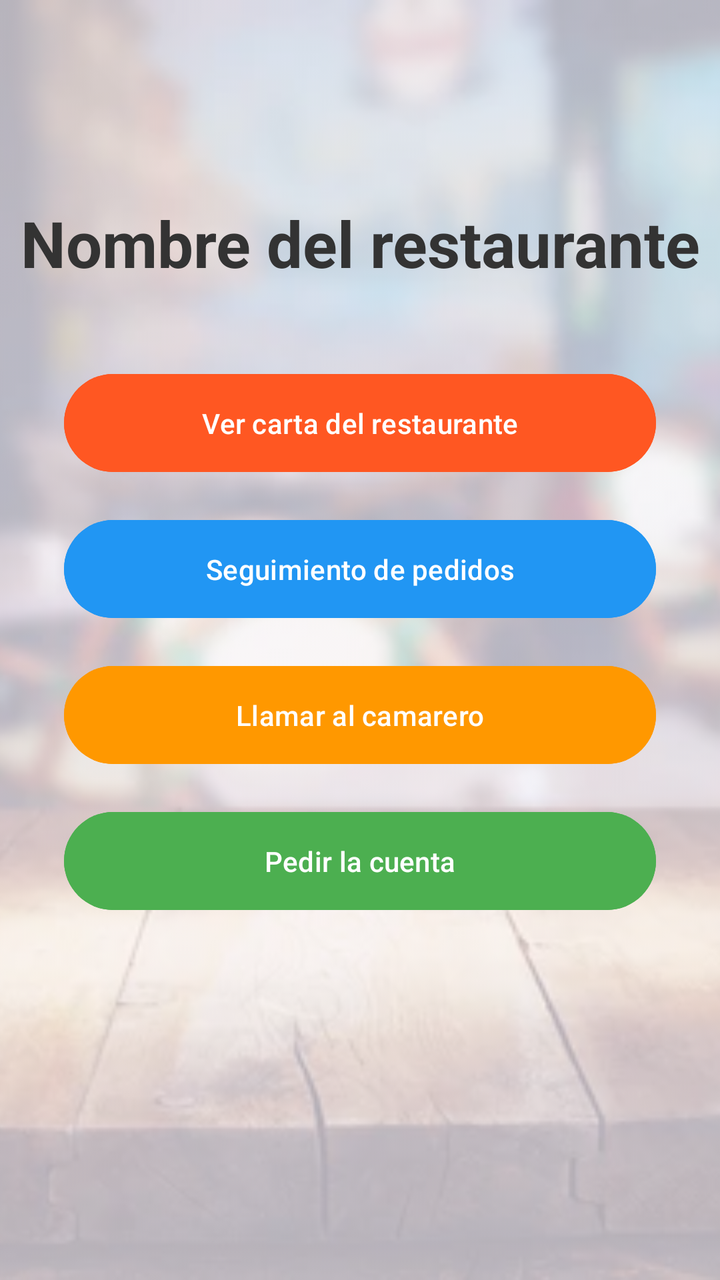
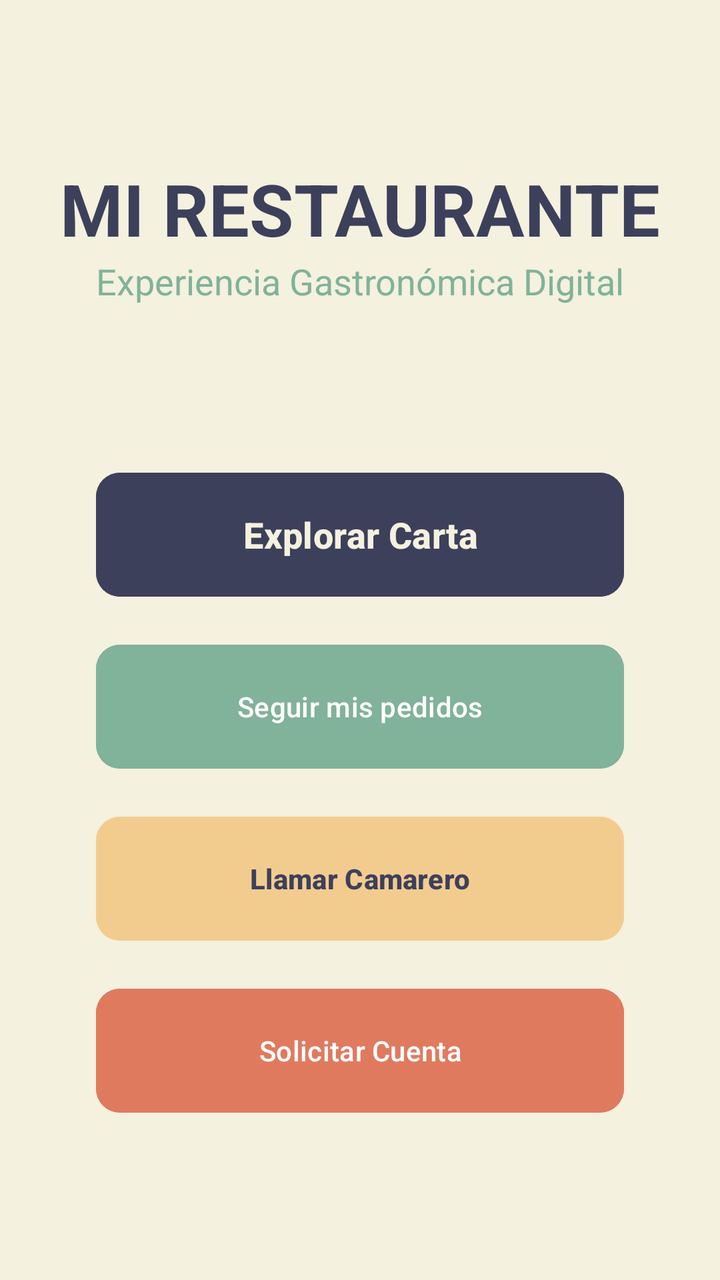

An Android layout rendered at two revisions. The XML below is the earlier revision; the diff shows what the commit changed to produce the second picture.
<!-- AndroidManifest.xml: application theme Theme.Restaurante -->
<!-- res/layout/activity_main.xml -->
<?xml version="1.0" encoding="utf-8"?>
<androidx.constraintlayout.widget.ConstraintLayout
    xmlns:android="http://schemas.android.com/apk/res/android"
    xmlns:app="http://schemas.android.com/apk/res-auto"
    xmlns:tools="http://schemas.android.com/tools"
    android:id="@+id/main"
    android:layout_width="match_parent"
    android:layout_height="match_parent"
    tools:context=".view.MainActivity">

    <ImageView
        android:id="@+id/imgFondo"
        android:layout_width="0dp"
        android:layout_height="0dp"
        android:scaleType="centerCrop"
        android:src="@drawable/fondo_restaurante"
        android:alpha="0.3"
        app:layout_constraintBottom_toBottomOf="parent"
        app:layout_constraintEnd_toEndOf="parent"
        app:layout_constraintStart_toStartOf="parent"
        app:layout_constraintTop_toTopOf="parent" />

    <TextView
        android:id="@+id/txtTitulo"
        android:layout_width="wrap_content"
        android:layout_height="wrap_content"
        android:layout_marginTop="100dp"
        android:text="Nombre del restaurante"
        android:textSize="32sp"
        android:textStyle="bold"
        android:textColor="#333333"
        app:layout_constraintEnd_toEndOf="parent"
        app:layout_constraintStart_toStartOf="parent"
        app:layout_constraintTop_toTopOf="parent" />

    <Button
        android:id="@+id/btnVerCarta"
        android:layout_width="0dp"
        android:layout_height="wrap_content"
        android:layout_marginHorizontal="32dp"
        android:layout_marginTop="40dp"
        android:text="Ver carta del restaurante"
        android:backgroundTint="#FF5722"
        android:padding="15dp"
        android:textColor="#FFFFFF"
        app:layout_constraintEnd_toEndOf="parent"
        app:layout_constraintStart_toStartOf="parent"
        app:layout_constraintTop_toBottomOf="@+id/txtTitulo" />

    <Button
        android:id="@+id/btnSeguimiento"
        android:layout_width="0dp"
        android:layout_height="wrap_content"
        android:layout_marginHorizontal="32dp"
        android:layout_marginTop="16dp"
        android:text="Seguimiento de pedidos"
        android:backgroundTint="#2196F3"
        android:padding="15dp"
        android:textColor="#FFFFFF"
        app:layout_constraintEnd_toEndOf="parent"
        app:layout_constraintStart_toStartOf="parent"
        app:layout_constraintTop_toBottomOf="@+id/btnVerCarta" />

    <Button
        android:id="@+id/btnLlamarCamarero"
        android:layout_width="0dp"
        android:layout_height="wrap_content"
        android:layout_marginHorizontal="32dp"
        android:layout_marginTop="16dp"
        android:text="Llamar al camarero"
        android:backgroundTint="#FF9800"
        android:padding="15dp"
        android:textColor="#FFFFFF"
        app:layout_constraintEnd_toEndOf="parent"
        app:layout_constraintStart_toStartOf="parent"
        app:layout_constraintTop_toBottomOf="@+id/btnSeguimiento" />

    <Button
        android:id="@+id/btnPedirCuenta"
        android:layout_width="0dp"
        android:layout_height="wrap_content"
        android:layout_marginHorizontal="32dp"
        android:layout_marginTop="16dp"
        android:text="Pedir la cuenta"
        android:backgroundTint="#4CAF50"
        android:padding="15dp"
        android:textColor="#FFFFFF"
        app:layout_constraintEnd_toEndOf="parent"
        app:layout_constraintStart_toStartOf="parent"
        app:layout_constraintTop_toBottomOf="@+id/btnLlamarCamarero" />

</androidx.constraintlayout.widget.ConstraintLayout>
<!-- resources referenced by this layout -->
<resources>
  <!-- drawable fondo_restaurante: jpg bitmap (drawable, 26560 bytes) -->
  <style name="Theme.Restaurante" parent="Base.Theme.Restaurante" />
  <style name="Base.Theme.Restaurante" parent="Theme.Material3.DayNight.NoActionBar">
          
          
      </style>
</resources>

<!-- the commit's change to res/layout/activity_main.xml (unified diff, before → after) -->
@@ -6,87 +6,83 @@
     android:id="@+id/main"
     android:layout_width="match_parent"
     android:layout_height="match_parent"
+    android:background="@color/background_app"
     tools:context=".view.MainActivity">
 
-    <ImageView
-        android:id="@+id/imgFondo"
-        android:layout_width="0dp"
-        android:layout_height="0dp"
-        android:scaleType="centerCrop"
-        android:src="@drawable/fondo_restaurante"
-        android:alpha="0.3"
-        app:layout_constraintBottom_toBottomOf="parent"
+    <TextView
+        android:id="@+id/txtTitulo"
+        android:layout_width="wrap_content"
+        android:layout_height="wrap_content"
+        android:layout_marginTop="80dp"
+        android:text="MI RESTAURANTE"
+        android:textSize="36sp"
+        android:textStyle="bold"
+        android:textColor="@color/primary"
         app:layout_constraintEnd_toEndOf="parent"
         app:layout_constraintStart_toStartOf="parent"
         app:layout_constraintTop_toTopOf="parent" />
 
     <TextView
-        android:id="@+id/txtTitulo"
+        android:id="@+id/txtSubtitulo"
         android:layout_width="wrap_content"
         android:layout_height="wrap_content"
-        android:layout_marginTop="100dp"
-        android:text="Nombre del restaurante"
-        android:textSize="32sp"
-        android:textStyle="bold"
-        android:textColor="#333333"
-        app:layout_constraintEnd_toEndOf="parent"
+        android:text="Experiencia Gastronómica Digital"
+        android:textSize="18sp"
+        android:textColor="@color/secondary"
+        app:layout_constraintTop_toBottomOf="@id/txtTitulo"
         app:layout_constraintStart_toStartOf="parent"
-        app:layout_constraintTop_toTopOf="parent" />
+        app:layout_constraintEnd_toEndOf="parent" />
 
-    <Button
-        android:id="@+id/btnVerCarta"
-        android:layout_width="0dp"
+    <LinearLayout
+        android:layout_width="match_parent"
         android:layout_height="wrap_content"
-        android:layout_marginHorizontal="32dp"
-        android:layout_marginTop="40dp"
-        android:text="Ver carta del restaurante"
-        android:backgroundTint="#FF5722"
-        android:padding="15dp"
-        android:textColor="#FFFFFF"
-        app:layout_constraintEnd_toEndOf="parent"
-        app:layout_constraintStart_toStartOf="parent"
-        app:layout_constraintTop_toBottomOf="@+id/txtTitulo" />
+        android:orientation="vertical"
+        android:paddingHorizontal="48dp"
+        app:layout_constraintTop_toBottomOf="@id/txtSubtitulo"
+        app:layout_constraintBottom_toBottomOf="parent">
 
-    <Button
-        android:id="@+id/btnSeguimiento"
-        android:layout_width="0dp"
-        android:layout_height="wrap_content"
-        android:layout_marginHorizontal="32dp"
-        android:layout_marginTop="16dp"
-        android:text="Seguimiento de pedidos"
-        android:backgroundTint="#2196F3"
-        android:padding="15dp"
-        android:textColor="#FFFFFF"
-        app:layout_constraintEnd_toEndOf="parent"
-        app:layout_constraintStart_toStartOf="parent"
-        app:layout_constraintTop_toBottomOf="@+id/btnVerCarta" />
+        <Button
+            android:id="@+id/btnVerCarta"
+            android:layout_width="match_parent"
+            android:layout_height="70dp"
+            android:layout_marginBottom="16dp"
+            android:text="Explorar Carta"
+            android:textSize="18sp"
+            android:textStyle="bold"
+            android:backgroundTint="@color/primary"
+            android:textColor="@color/background_app"
+            app:cornerRadius="12dp" />
 
-    <Button
-        android:id="@+id/btnLlamarCamarero"
-        android:layout_width="0dp"
-        android:layout_height="wrap_content"
-        android:layout_marginHorizontal="32dp"
-        android:layout_marginTop="16dp"
-        android:text="Llamar al camarero"
-        android:backgroundTint="#FF9800"
-        android:padding="15dp"
-        android:textColor="#FFFFFF"
-        app:layout_constraintEnd_toEndOf="parent"
-        app:layout_constraintStart_toStartOf="parent"
-        app:layout_constraintTop_toBottomOf="@+id/btnSeguimiento" />
+        <Button
+            android:id="@+id/btnSeguimiento"
+            android:layout_width="match_parent"
+            android:layout_height="70dp"
+            android:layout_marginBottom="16dp"
+            android:text="Seguir mis pedidos"
+            android:backgroundTint="@color/secondary"
+            android:textColor="@color/white"
+            app:cornerRadius="12dp" />
 
-    <Button
-        android:id="@+id/btnPedirCuenta"
-        android:layout_width="0dp"
-        android:layout_height="wrap_content"
-        android:layout_marginHorizontal="32dp"
-        android:layout_marginTop="16dp"
-        android:text="Pedir la cuenta"
-        android:backgroundTint="#4CAF50"
-        android:padding="15dp"
-        android:textColor="#FFFFFF"
-        app:layout_constraintEnd_toEndOf="parent"
-        app:layout_constraintStart_toStartOf="parent"
-        app:layout_constraintTop_toBottomOf="@+id/btnLlamarCamarero" />
+        <Button
+            android:id="@+id/btnLlamarCamarero"
+            android:layout_width="match_parent"
+            android:layout_height="70dp"
+            android:layout_marginBottom="16dp"
+            android:text="Llamar Camarero"
+            android:backgroundTint="@color/highlight"
+            android:textColor="@color/primary"
+            android:textStyle="bold"
+            app:cornerRadius="12dp" />
+
+        <Button
+            android:id="@+id/btnPedirCuenta"
+            android:layout_width="match_parent"
+            android:layout_height="70dp"
+            android:text="Solicitar Cuenta"
+            android:backgroundTint="@color/accent"
+            android:textColor="@color/white"
+            app:cornerRadius="12dp" />
+
+    </LinearLayout>
 
 </androidx.constraintlayout.widget.ConstraintLayout>
<!-- resource entries referenced after the edit -->
@@ -1,10 +1,31 @@
 <!-- resources referenced by this layout -->
 <resources>
-  <!-- drawable fondo_restaurante: jpg bitmap (drawable, 26560 bytes) -->
+  <color name="accent">@color/burnt_peach</color>
+  <color name="background_app">@color/eggshell</color>
+  <color name="highlight">@color/apricot_cream</color>
+  <color name="primary">@color/twilight_indigo</color>
+  <color name="secondary">@color/muted_teal</color>
+  <color name="white">#FFFFFFFF</color>
   <style name="Theme.Restaurante" parent="Base.Theme.Restaurante" />
+  <color name="burnt_peach">#E07A5F</color>
+  <color name="eggshell">#F4F1DE</color>
+  <color name="apricot_cream">#F2CC8F</color>
+  <color name="twilight_indigo">#3D405B</color>
+  <color name="muted_teal">#81B29A</color>
   <style name="Base.Theme.Restaurante" parent="Theme.Material3.DayNight.NoActionBar">
-          
-          
+          <item name="colorPrimary">@color/primary</item>
+          <item name="colorOnPrimary">@color/white</item>
+          <item name="colorPrimaryContainer">@color/secondary</item>
+          <item name="colorOnPrimaryContainer">@color/white</item>
+  
+          <item name="colorSecondary">@color/accent</item>
+          <item name="colorOnSecondary">@color/white</item>
+          <item name="colorSecondaryContainer">@color/highlight</item>
+  
+          <item name="android:windowBackground">@color/background_app</item>
+          <item name="colorError">@color/accent</item>
+  
+          <item name="android:statusBarColor">@color/primary</item>
       </style>
 </resources>
 
